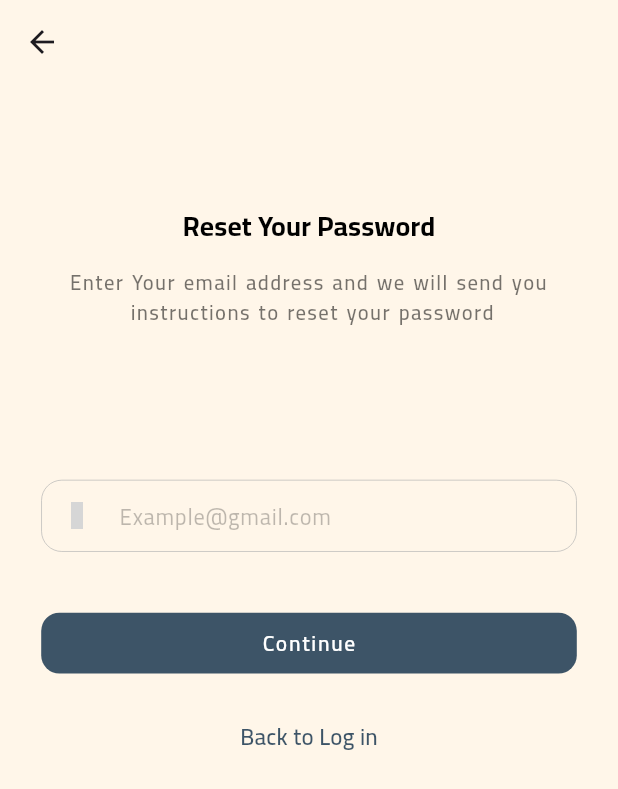
After one commit to BelalAgwaDev/altayer_user_app, a Flutter app: the ForgetPasswordScreen screen opened by its route, on a phone screen of 412 x 824 dp. The commit adds this screen. Shown: the top 789 px of the screen. Run offline on Flutter 3.47's test engine with Material 3 defaults, Android fonts, the phone set to English and light mode, and no system bars; our stand-ins replace animate_do, bloc, country_code_picker, flutter_bloc, flutter_iconly, flutter_screenutil and 7 more; missing offline and left inert: flutter_verification_code; accounts and stored records are empty; grey boxes are pictures that could not be loaded.

Commit message:
forget password view  done

```diff
--- a/lib/core/application/di.dart
+++ b/lib/core/application/di.dart
@@ -1,4 +1,5 @@
 import 'package:altayer/core/application/bloc_observer.dart';
+import 'package:altayer/feature/forgetPassword/cubit/forget_password_cubit.dart';
 import 'package:altayer/feature/login/bloc/login_bloc.dart';
 import 'package:altayer/feature/signUp/bloc/sign_up_bloc.dart';
 import 'package:flutter_bloc/flutter_bloc.dart';
@@ -24,6 +25,7 @@ Future<void> initAppModule() async {
 
   instance.registerFactory<LoginBloc>(() => LoginBloc());
   instance.registerFactory<SignUpBloc>(() => SignUpBloc());
+  instance.registerFactory<ForgetPasswordCubit>(() => ForgetPasswordCubit());
 //   //network info instance
 //   instance.registerLazySingleton<NetworkInfo>(
 //           () => NetworkInfoImpl(InternetConnectionChecker()));
--- a/lib/core/routing/route_manger.dart
+++ b/lib/core/routing/route_manger.dart
@@ -1,9 +1,13 @@
 import 'package:altayer/core/application/di.dart';
 import 'package:altayer/core/routing/routes.dart';
+import 'package:altayer/feature/forgetPassword/cubit/forget_password_cubit.dart';
+import 'package:altayer/feature/forgetPassword/screen/forget_password_screen.dart';
 import 'package:altayer/feature/login/bloc/login_bloc.dart';
+import 'package:altayer/feature/newPassword/screen/new_password_view.dart';
 import 'package:altayer/feature/onBoarding/presentation/screen/on_boarding_view.dart';
 import 'package:altayer/feature/signUp/bloc/sign_up_bloc.dart';
 import 'package:altayer/feature/signUp/presentation/screen/sign_up_view.dart';
+import 'package:altayer/feature/verifyCode/presentation/screen/verification_code.dart';
 import 'package:flutter/material.dart';
 import 'package:flutter_bloc/flutter_bloc.dart';
 
@@ -33,8 +37,32 @@ class RouteGenerator {
       case Routes.registerRoute:
         return MaterialPageRoute(
           builder: (_) => BlocProvider(
-            create: (context) =>  instance<SignUpBloc>(),
+            create: (context) => instance<SignUpBloc>(),
             child: const SignUpView(),
+          ),
+        );
+
+      case Routes.forgetPasswordRoute:
+        return MaterialPageRoute(
+          builder: (_) => BlocProvider(
+            create: (context) => instance<ForgetPasswordCubit>(),
+            child: const ForgetPasswordScreen(),
+          ),
+        );
+
+      case Routes.verificationCodeViewRoute:
+        return MaterialPageRoute(
+          builder: (_) => BlocProvider(
+            create: (context) => instance<ForgetPasswordCubit>(),
+            child: const VerificationCodeView(),
+          ),
+        );
+
+      case Routes.newPassword:
+        return MaterialPageRoute(
+          builder: (_) => BlocProvider(
+            create: (context) => instance<ForgetPasswordCubit>(),
+            child: const NewPasswordView(),
           ),
         );
 
--- a/lib/core/routing/routes.dart
+++ b/lib/core/routing/routes.dart
@@ -4,7 +4,10 @@ class Routes {
   static const String onBoardingRoute = "/onBoarding";
   static const String loginRoute = "/login";
   static const String registerRoute = "/register";
+  static const String forgetPasswordRoute = "/forgetPassword";
+  static const String verificationCodeViewRoute = "/verificationCode";
   static const String bottomNavBarRoute = "/bottomNavBar";
   static const String aboutApp = "/aboutApp";
   static const String home = "/home";
+  static const String newPassword = "/newPassword";
 }
--- a/lib/core/style/fonts/strings_manger.dart
+++ b/lib/core/style/fonts/strings_manger.dart
@@ -15,6 +15,8 @@ class AppStrings {
   static const String next = "Next";
   static const String getStarted = "Get Started";
   static const String signIn = "Sign In";
+  static const String verify = "Verify";
+  static const String continueText = "Continue";
   static const String hiWelcomeBack = "Hi! Welcome back, you've been missed";
   static const String forgetPassword = "Forget Password?";
   static const String dontHaveAnAccount = "Don't have an account?";
@@ -23,6 +25,9 @@ class AppStrings {
   static const String isPasswordValid = 'Please enter a valid password';
   static const String enterYourPassword = "Enter your password";
   static const String email = "Email";
+  static const String verifyCode = "Verify Code";
+  static const String pleaseEnterTheCode =
+      "Please Enter the code we just send to email";
   static const String isEmailValid = 'Please enter a valid Email';
   static const String emailExample = "Example@gmail.com";
   static const String orSignInWith = "Or sign in with";
@@ -33,10 +38,21 @@ class AppStrings {
 
   static const String firstName = "First Name";
   static const String lastName = "Last Name";
+  static const String backToLogin = "Back to Log in";
+  static const String didntRecieveotp = "Didn't receive OTP?";
+  static const String resendCode = "Resend Code";
 
   static const String firstNameExample = "John";
   static const String lastNameExample = "Doe";
   static const String phone = "Phone";
+  static const String newPassword = "New Password";
+  static const String confirmPassword = "confirm password";
+  static const String createNewPassword = "Create New Password";
+  static const String youNewPasswordMustBeDifferent =
+      "you new password must be different \n from previously used password.";
+  static const String restYourPassword = "Reset Your Password";
+  static const String enterYourEmailToSendVerifyCode =
+      "Enter Your email address and we will send you \n instructions to reset your password ";
   static const String enterPhoneNumber = "Enter Phone Number";
   static const String alreadyHaveAccount = "Already have an account?";
   static const String agreeWith = "Agree with";
--- /dev/null
+++ b/lib/feature/forgetPassword/cubit/forget_password_cubit.dart
@@ -0,0 +1,14 @@
+import 'package:bloc/bloc.dart';
+import 'package:flutter/material.dart';
+import 'package:freezed_annotation/freezed_annotation.dart';
+
+part 'forget_password_state.dart';
+part 'forget_password_cubit.freezed.dart';
+
+class ForgetPasswordCubit extends Cubit<ForgetPasswordState> {
+  ForgetPasswordCubit() : super(const ForgetPasswordState.initial());
+  final TextEditingController userForgetPasswordEmailAddress =
+      TextEditingController();
+
+  final forgetPasswordFormKey = GlobalKey<FormState>();
+}
--- /dev/null
+++ b/lib/feature/forgetPassword/cubit/forget_password_state.dart
@@ -0,0 +1,6 @@
+part of 'forget_password_cubit.dart';
+
+@freezed
+class ForgetPasswordState with _$ForgetPasswordState {
+  const factory ForgetPasswordState.initial() = _Initial;
+}
--- /dev/null
+++ b/lib/feature/forgetPassword/refactor/forget_password_body.dart
@@ -0,0 +1,89 @@
+import 'package:altayer/core/routing/routes.dart';
+import 'package:altayer/core/style/fonts/font_manger.dart';
+import 'package:altayer/core/style/fonts/strings_manger.dart';
+import 'package:altayer/core/style/sharedWidget/custom_button.dart';
+import 'package:altayer/core/utils/extensions.dart';
+import 'package:flutter/material.dart';
+import 'package:flutter_iconly/flutter_iconly.dart';
+import 'package:flutter_screenutil/flutter_screenutil.dart';
+
+class ForgetPasswordBody extends StatelessWidget {
+  const ForgetPasswordBody({
+    super.key,
+  });
+
+  @override
+  Widget build(BuildContext context) {
+    return Center(
+      child: Padding(
+        padding: EdgeInsets.symmetric(horizontal: 25.w, vertical: 80.h),
+        child: Column(
+          children: [
+            Text(
+              AppStrings.restYourPassword,
+              style: Theme.of(context)
+                  .textTheme
+                  .titleSmall!
+                  .copyWith(fontSize: 18.sp, fontWeight: FontWeight.w700),
+            ),
+            SizedBox(
+              height: 15.h,
+            ),
+            Text(
+              AppStrings.enterYourEmailToSendVerifyCode,
+              style: Theme.of(context).textTheme.bodySmall,
+              textAlign: TextAlign.center,
+            ),
+            SizedBox(
+              height: 100.h,
+            ),
+            TextFormField(
+              textInputAction: TextInputAction.next,
+              keyboardType: TextInputType.emailAddress,
+              // controller: context.read<LoginBloc>().userLoginEmailAddress,
+
+              decoration: InputDecoration(
+                prefixIcon: Icon(
+                  IconlyBroken.message,
+                  size: 18.sp,
+                ),
+                hintText: AppStrings.emailExample,
+              ),
+            ),
+            SizedBox(
+              height: 40.h,
+            ),
+            CustomButton(
+              onPressed: () {
+                context.pushReplacementNamed(Routes.verificationCodeViewRoute);
+              },
+              text: Text(
+                AppStrings.continueText,
+                style: Theme.of(context).textTheme.titleLarge?.copyWith(
+                    fontSize: 14.sp, fontWeight: FontWeightManger.semiBold),
+              ),
+            ),
+            SizedBox(
+              height: 30.h,
+            ),
+            Align(
+              alignment: Alignment.center,
+              child: InkWell(
+                onTap: () {
+                  context.pushReplacementNamed(Routes.loginRoute);
+                },
+                child: Text(
+                  AppStrings.backToLogin,
+                  style: Theme.of(context)
+                      .textTheme
+                      .titleMedium!
+                      .copyWith(fontSize: 15.sp),
+                ),
+              ),
+            ),
+          ],
+        ),
+      ),
+    );
+  }
+}
--- /dev/null
+++ b/lib/feature/forgetPassword/screen/forget_password_screen.dart
@@ -0,0 +1,14 @@
+import 'package:altayer/feature/forgetPassword/refactor/forget_password_body.dart';
+import 'package:flutter/material.dart';
+
+class ForgetPasswordScreen extends StatelessWidget {
+  const ForgetPasswordScreen({super.key});
+
+  @override
+  Widget build(BuildContext context) {
+    return Scaffold(
+      appBar: AppBar(),
+      body:const ForgetPasswordBody(),
+    );
+  }
+}
--- a/pubspec.yaml
+++ b/pubspec.yaml
@@ -59,6 +59,7 @@ dependencies:
   freezed_annotation: ^2.4.1
   rxdart: ^0.27.7
   country_code_picker: ^3.0.0
+  flutter_verification_code: ^1.1.7
 
 dev_dependencies:
   flutter_test:
```
Also changed, not shown: lib/feature/login/presentation/refactor/login_body.dart (+12 -6 lines), lib/feature/newPassword/screen/new_password_view.dart (added, +144 -0 lines), lib/feature/verifyCode/presentation/refactor/verification_code_body.dart (added, +139 -0 lines), lib/feature/verifyCode/presentation/screen/verification_code.dart (added, +14 -0 lines), lib/feature/forgetPassword/cubit/forget_password_cubit.freezed.dart (added), pubspec.lock.
